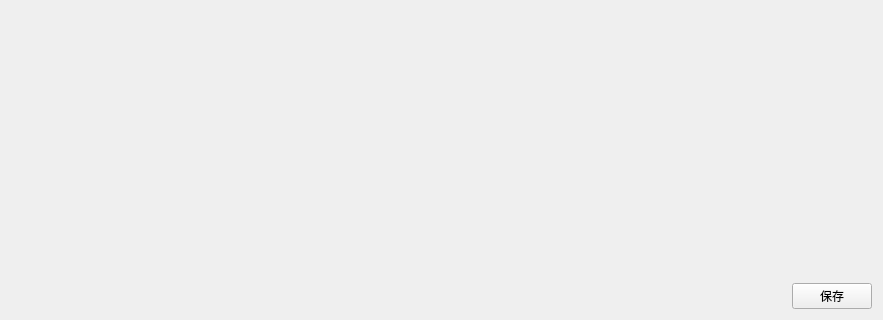
laonuo2004/cpp-qt-medical-system, file code/doctorinformationwidget.ui: the form before one commit; both pictures show x 0 to 883 and y 521 to 841 of the 883 by 841 pixel window.
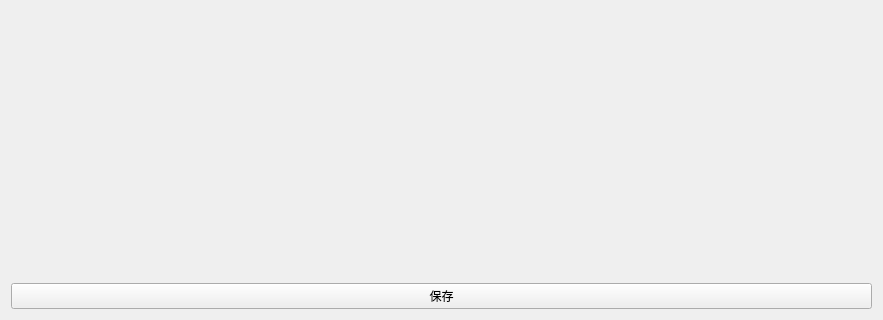
The form after the commit. Icons and pictures are not drawn.

What changed in the file:
```diff
--- a/code/doctorinformationwidget.ui
+++ b/code/doctorinformationwidget.ui
@@ -153,19 +153,6 @@
    </item>
    <item>
     <layout class="QHBoxLayout" name="horizontalLayout_3">
-     <item>
-      <spacer name="horizontalSpacer">
-       <property name="orientation">
-        <enum>Qt::Horizontal</enum>
-       </property>
-       <property name="sizeHint" stdset="0">
-        <size>
-         <width>318</width>
-         <height>20</height>
-        </size>
-       </property>
-      </spacer>
-     </item>
      <item>
       <widget class="QPushButton" name="SaveBtn">
        <property name="text">
```
